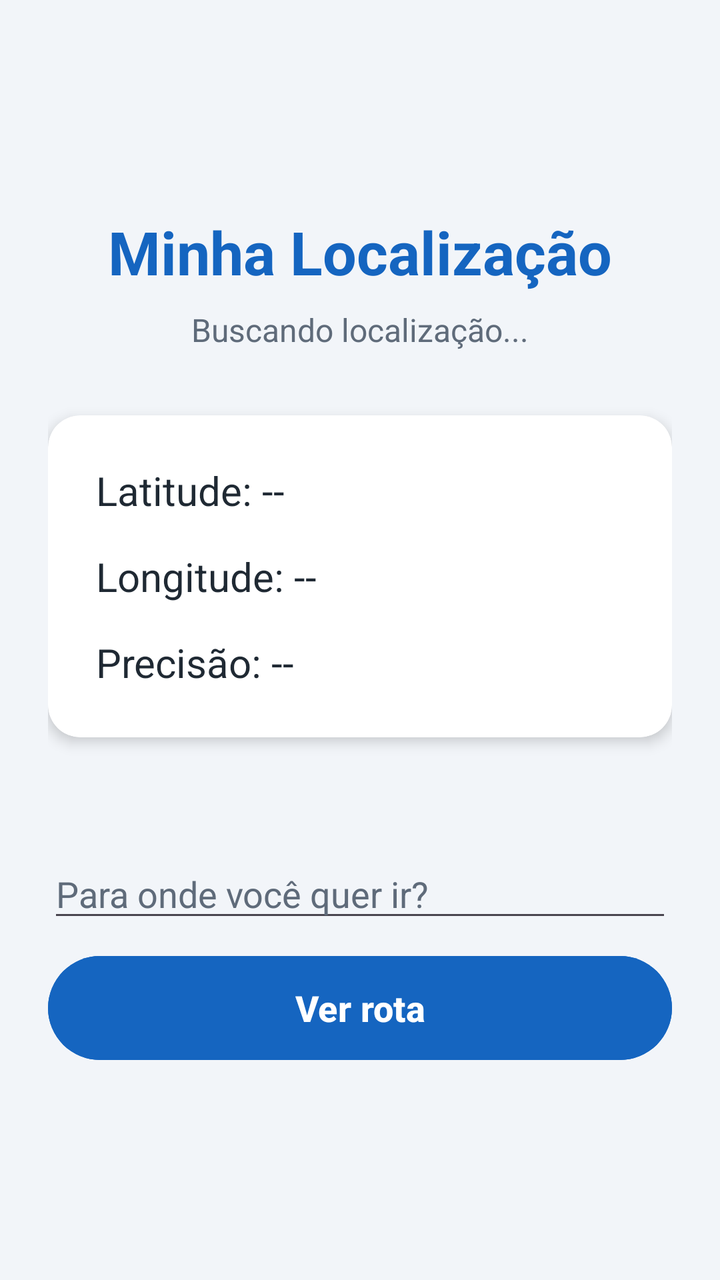
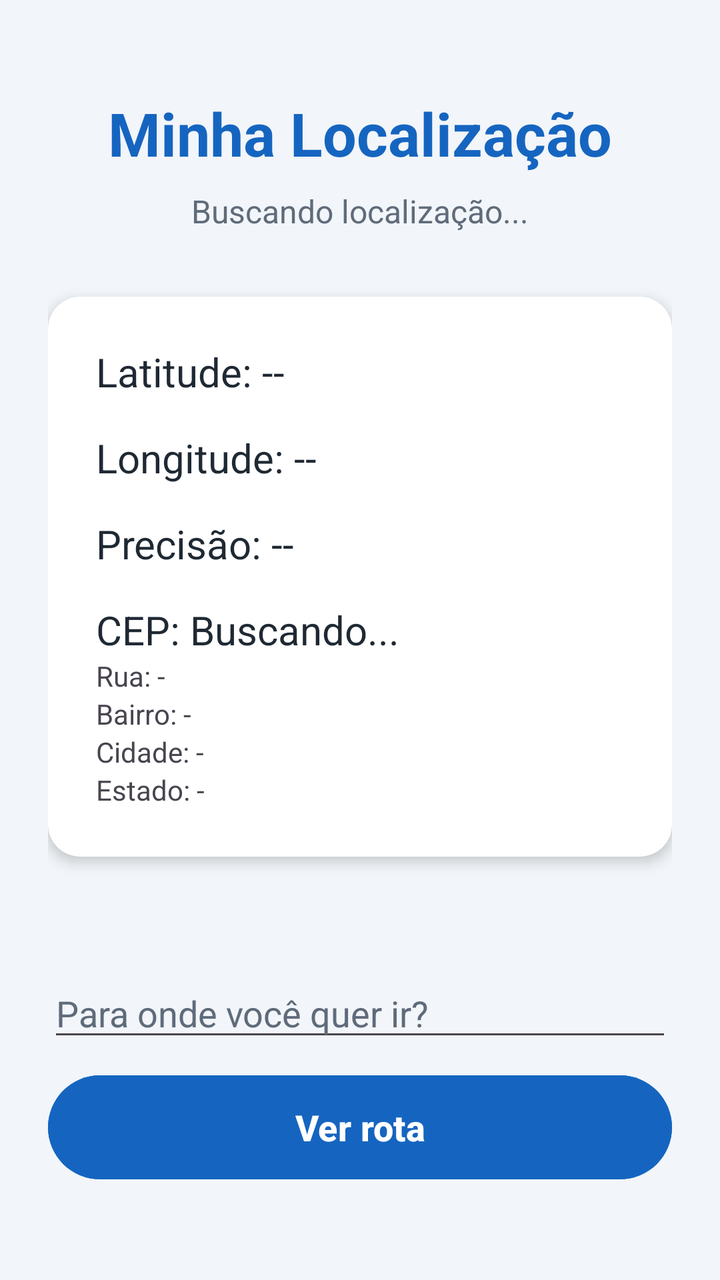

The first picture is an Android layout as it rendered before a commit; the second is the same layout after the commit. The layout source and the unified diff follow.
<!-- AndroidManifest.xml: application theme Theme.Localizacao -->
<!-- res/layout/activity_main.xml -->
<?xml version="1.0" encoding="utf-8"?>
<LinearLayout xmlns:android="http://schemas.android.com/apk/res/android"
    xmlns:app="http://schemas.android.com/apk/res-auto"
    android:id="@+id/main"
    android:layout_width="match_parent"
    android:layout_height="match_parent"
    android:background="#F2F5F9"
    android:gravity="center"
    android:orientation="vertical"
    android:padding="24dp">

    <TextView
        android:layout_width="wrap_content"
        android:layout_height="wrap_content"
        android:text="Minha Localização"
        android:textColor="#1565C0"
        android:textSize="30sp"
        android:textStyle="bold" />

    <TextView
        android:id="@+id/txtStatus"
        android:layout_width="wrap_content"
        android:layout_height="wrap_content"
        android:layout_marginTop="8dp"
        android:layout_marginBottom="32dp"
        android:gravity="center"
        android:text="Buscando localização..."
        android:textColor="#5F6B7A"
        android:textSize="16sp" />

    <com.google.android.material.card.MaterialCardView
        android:layout_width="match_parent"
        android:layout_height="wrap_content"
        android:layout_marginBottom="32dp"
        app:cardBackgroundColor="#FFFFFF"
        app:cardCornerRadius="16dp"
        app:cardElevation="4dp"
        app:strokeWidth="0dp">

        <LinearLayout
            android:layout_width="match_parent"
            android:layout_height="wrap_content"
            android:orientation="vertical"
            android:padding="24dp">

            <TextView
                android:id="@+id/txtLatitude"
                android:layout_width="wrap_content"
                android:layout_height="wrap_content"
                android:text="Latitude: --"
                android:textColor="#1F2933"
                android:textSize="20sp" />

            <TextView
                android:id="@+id/txtLongitude"
                android:layout_width="wrap_content"
                android:layout_height="wrap_content"
                android:layout_marginTop="16dp"
                android:text="Longitude: --"
                android:textColor="#1F2933"
                android:textSize="20sp" />

            <TextView
                android:id="@+id/txtPrecisao"
                android:layout_width="wrap_content"
                android:layout_height="wrap_content"
                android:layout_marginTop="16dp"
                android:text="Precisão: --"
                android:textColor="#1F2933"
                android:textSize="20sp" />

        </LinearLayout>

    </com.google.android.material.card.MaterialCardView>

    <EditText
        android:id="@+id/edtDestino"
        android:layout_width="match_parent"
        android:layout_height="wrap_content"
        android:layout_marginTop="24dp"
        android:hint="Para onde você quer ir?"
        android:inputType="text"
        android:textColor="#1F2933"
        android:textColorHint="#5F6B7A" />

    <Button
        android:id="@+id/btnRota"
        android:layout_width="match_parent"
        android:layout_height="60dp"
        android:layout_marginTop="8dp"
        android:backgroundTint="#1565C0"
        android:text="Ver rota"
        android:textColor="#FFFFFF"
        android:textSize="18sp"
        android:textStyle="bold" />

</LinearLayout>
<!-- resources referenced by this layout -->
<resources>
  <style name="Theme.Localizacao" parent="Base.Theme.Localizacao" />
  <style name="Base.Theme.Localizacao" parent="Theme.Material3.DayNight.NoActionBar">
          
          
          <item name="android:windowLightStatusBar">true</item>
      </style>
</resources>

<!-- the commit's change to res/layout/activity_main.xml (unified diff, before → after) -->
@@ -69,6 +69,39 @@
                 android:textColor="#1F2933"
                 android:textSize="20sp" />
 
+            <TextView
+                android:id="@+id/txtCep"
+                android:layout_width="wrap_content"
+                android:layout_height="wrap_content"
+                android:layout_marginTop="16dp"
+                android:text="CEP: Buscando..."
+                android:textColor="#1F2933"
+                android:textSize="20sp" />
+
+            <TextView
+                android:id="@+id/txtRua"
+                android:layout_width="match_parent"
+                android:layout_height="wrap_content"
+                android:text="Rua: -" />
+
+            <TextView
+                android:id="@+id/txtBairro"
+                android:layout_width="match_parent"
+                android:layout_height="wrap_content"
+                android:text="Bairro: -" />
+
+            <TextView
+                android:id="@+id/txtCidade"
+                android:layout_width="match_parent"
+                android:layout_height="wrap_content"
+                android:text="Cidade: -" />
+
+            <TextView
+                android:id="@+id/txtEstado"
+                android:layout_width="match_parent"
+                android:layout_height="wrap_content"
+                android:text="Estado: -" />
+
         </LinearLayout>
 
     </com.google.android.material.card.MaterialCardView>
